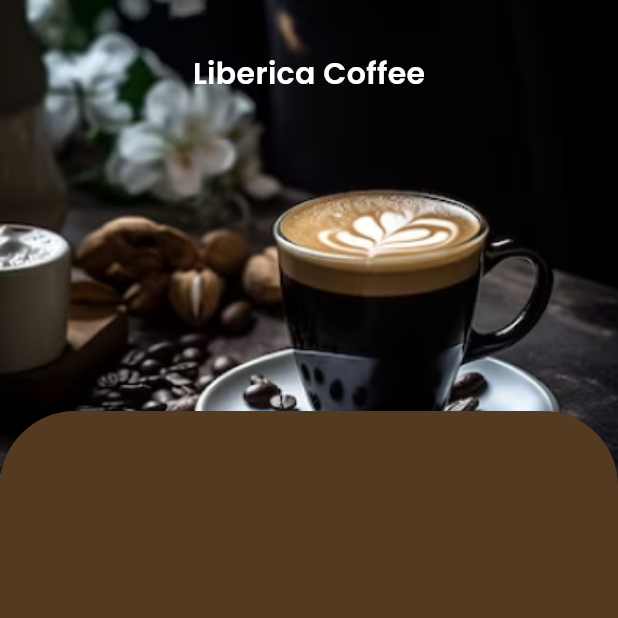
After one commit to ahmdZhran/coffe_shop, a Flutter app: the HomeView screen opened directly, after a tap on "Arabica", on a phone screen of 412 x 824 dp, the top half of it. The commit adds this screen. Run offline on Flutter 3.47's test engine with Material 3 defaults, Android fonts, the phone set to English and light mode, and no system bars; our stand-ins replace flutter_svg, smooth_page_indicator; missing offline and left inert: molten_navigationbar_flutter.

Commit message:
head of customizatin view done

```diff
--- a/lib/core/utils/app_assets.dart
+++ b/lib/core/utils/app_assets.dart
@@ -1,6 +1,6 @@
 class Assets {
   static const String onboardingImage2 = 'assets/images/image-7.png';
-  static const String onboardingImage1 = 'assets/images/image-8.png';
-  static const String onboardingImage3 = 'assets/images/image-9.png';
-  static const String onboardingImage4 = 'assets/images/image-10.png';
+  static const String onboardingImage1 = 'assets/images/imagecoffe.png';
+  static const String onboardingImage3 = 'assets/images/imageforregisger.png';
+  static const String onboardingImage4 = 'assets/images/imageforlogin.png';
 }
--- a/lib/features/auth/presentations/views/sign_in_view.dart
+++ b/lib/features/auth/presentations/views/sign_in_view.dart
@@ -17,7 +17,7 @@ class SignInView extends StatelessWidget {
         fit: StackFit.expand,
         children: [
           Image.asset(
-            'assets/images/image-10.png',
+            'assets/images/imageforlogin.png',
             fit: BoxFit.cover,
           ),
           Center(
--- a/lib/features/auth/presentations/views/sign_up_view.dart
+++ b/lib/features/auth/presentations/views/sign_up_view.dart
@@ -2,7 +2,6 @@ import 'package:coffe_shop_app/core/utils/app_colors.dart';
 import 'package:coffe_shop_app/core/utils/app_strings.dart';
 import 'package:coffe_shop_app/features/home/presentation/widgets/molten_navigationbar.dart';
 import 'package:flutter/material.dart';
-import 'package:flutter_svg/flutter_svg.dart';
 
 import '../../../../core/widgets/custom_button.dart';
 import '../widgets/custom_text_form_field.dart';
@@ -17,7 +16,7 @@ class SignUpView extends StatelessWidget {
         fit: StackFit.expand,
         children: [
           Image.asset(
-            'assets/images/image-10.png',
+            'assets/images/imageforlogin.png',
             fit: BoxFit.cover,
           ),
           Center(
@@ -25,7 +24,6 @@ class SignUpView extends StatelessWidget {
               padding: const EdgeInsets.symmetric(horizontal: 30.0),
               child: Column(
                 children: [
-                  SvgPicture.asset('assets/images/Vector.svg'),
                   const SizedBox(height: 20),
                   const Text(
                     "Register your Account",
--- /dev/null
+++ b/lib/features/customiztion_order/presentation/views/customization_order_view.dart
@@ -0,0 +1,34 @@
+import 'package:coffe_shop_app/core/utils/app_colors.dart';
+import 'package:flutter/material.dart';
+
+import '../../../../core/utils/app_strings.dart';
+import '../widgets/head_of_customization_widget.dart';
+
+class CustomizationOrderView extends StatelessWidget {
+  const CustomizationOrderView({Key? key}) : super(key: key);
+
+  @override
+  Widget build(BuildContext context) {
+    return Scaffold(
+      body: Stack(
+        children: [
+          const HeadOfCustomizationWidget(),
+          Positioned(
+            left: 0,
+            right: 0,
+            bottom: 0,
+            child: Container(
+              decoration: const BoxDecoration(
+                  color: AppColors.backgroundColor,
+                  borderRadius: BorderRadius.only(
+                    topLeft: Radius.circular(50),
+                    topRight: Radius.circular(50),
+                  )),
+              height: 550,
+            ),
+          ),
+        ],
+      ),
+    );
+  }
+}
--- /dev/null
+++ b/lib/features/customiztion_order/presentation/widgets/head_of_customization_widget.dart
@@ -0,0 +1,37 @@
+import 'package:flutter/material.dart';
+
+import '../../../../core/utils/app_strings.dart';
+
+class HeadOfCustomizationWidget extends StatelessWidget {
+  const HeadOfCustomizationWidget({
+    super.key,
+  });
+
+  @override
+  Widget build(BuildContext context) {
+    return Container(
+      width: double.infinity,
+      decoration: const BoxDecoration(
+        image: DecorationImage(
+          image: AssetImage('assets/images/image-18.png'),
+          fit: BoxFit.contain,
+          alignment: Alignment.topCenter,
+        ),
+      ),
+      child: const Column(
+        children: [
+          SizedBox(height: 35),
+          Text(
+            'Liberica Coffee',
+            style: TextStyle(
+              color: Colors.white,
+              fontSize: 20,
+              fontWeight: FontWeight.bold,
+              fontFamily: AppStrings.poppinsFamily,
+            ),
+          ),
+        ],
+      ),
+    );
+  }
+}
--- a/lib/features/home/presentation/widgets/coffee_gride.dart
+++ b/lib/features/home/presentation/widgets/coffee_gride.dart
@@ -1,3 +1,4 @@
+import 'package:coffe_shop_app/features/customiztion_order/presentation/views/customization_order_view.dart';
 import 'package:flutter/material.dart';
 
 import 'coffee_card.dart';
@@ -12,26 +13,35 @@ class CoffeeGrid extends StatelessWidget {
         crossAxisCount: 2,
         mainAxisSpacing: 10.0,
         crossAxisSpacing: 18.0,
-        children: const [
-          CoffeeCard(
-            assetName: 'assets/images/image-6.png',
-            coffeeName: 'Arabica',
-            description: 'Lorem ipsum dolor',
-            price: 18,
+        children: [
+          GestureDetector(
+            onTap: () {
+              Navigator.push(context, MaterialPageRoute(
+                builder: (context) {
+                  return const CustomizationOrderView();
+                },
+              ));
+            },
+            child: const CoffeeCard(
+              assetName: 'assets/images/image-6.png',
+              coffeeName: 'Arabica',
+              description: 'Lorem ipsum dolor',
+              price: 18,
+            ),
           ),
-          CoffeeCard(
+          const CoffeeCard(
             assetName: 'assets/images/image-8.png',
             coffeeName: 'Robusta',
             description: 'Lorem ipsum dolor sit amet',
             price: 20,
           ),
-          CoffeeCard(
+          const CoffeeCard(
             assetName: 'assets/images/image-9.png',
             coffeeName: 'Excelsa',
             description: 'Lorem ipsum dolor sit ',
             price: 15,
           ),
-          CoffeeCard(
+          const CoffeeCard(
             assetName: 'assets/images/image-10.png',
             coffeeName: 'Liberica',
             description: 'Lorem ipsum dolor sit',
```
Also changed, not shown: lib/features/home/presentation/widgets/coffee_card.dart (+4 -4 lines), assets/images/image-18.png (added), assets/images/imagecoffe.png (added), assets/images/imageforlogin.png (added), assets/images/imageforregisger.png (added).
